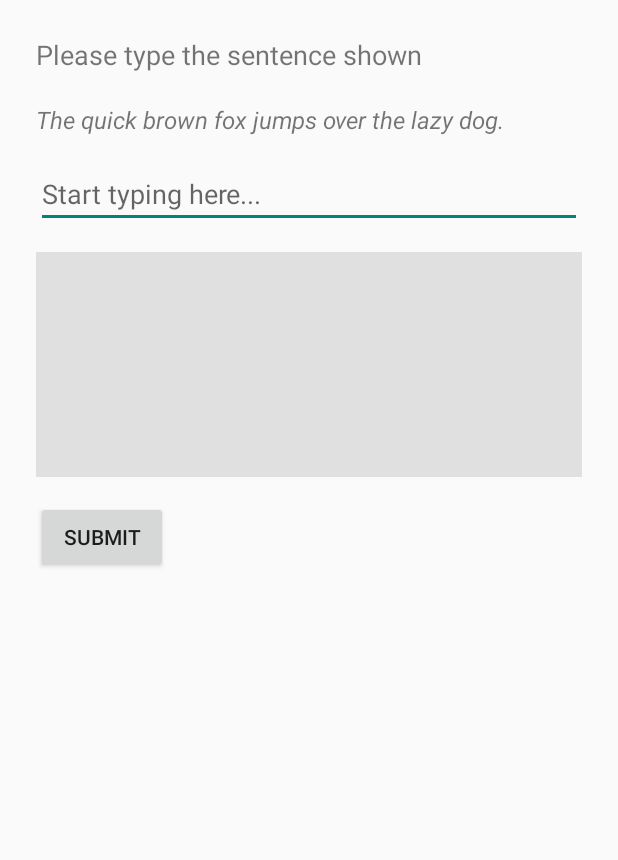
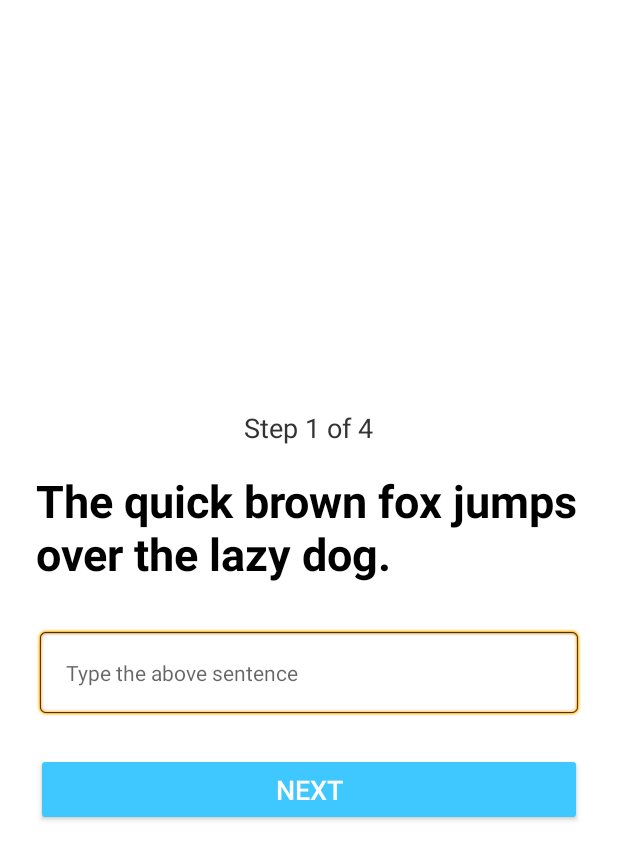
Before and after one commit to ananyadhagat/Suraksha, an Android app: the screen it shows after launch (TrainingSessionActivity), on a phone screen of 412 x 824 dp. Shown: the top 860 px of the screen. Run offline under Robolectric (Android 15) with nearby library versions, the phone set to English and light mode, and no system bars; our stand-ins replace Volley.

Commit message:
🚀 Training session logic updated + MongoDB Atlas integrated in backend

```diff
--- a/app/build.gradle.kts
+++ b/app/build.gradle.kts
@@ -60,6 +60,9 @@ dependencies {
     implementation("com.google.android.material:material:1.10.0")
     implementation("androidx.constraintlayout:constraintlayout:2.1.4")
 
+    implementation("com.android.volley:volley:1.2.1")
+
+
     // ✅ Testing
     testImplementation(libs.junit)
     androidTestImplementation(libs.androidx.junit)
@@ -69,4 +72,5 @@ dependencies {
 
     debugImplementation(libs.androidx.ui.tooling)
     debugImplementation(libs.androidx.ui.test.manifest)
+
 }
--- a/app/src/main/java/com/example/surakshak2/TrainingSessionActivity.java
+++ b/app/src/main/java/com/example/surakshak2/TrainingSessionActivity.java
@@ -1,199 +1,122 @@
 package com.example.surakshak2;
 
 import android.app.Activity;
-import android.hardware.Sensor;
-import android.hardware.SensorEvent;
-import android.hardware.SensorEventListener;
-import android.hardware.SensorManager;
 import android.os.Bundle;
-import android.util.Log;
-import android.view.GestureDetector;
-import android.view.MotionEvent;
 import android.view.View;
+import android.widget.Button;
 import android.widget.EditText;
-import android.widget.Button;
+import android.widget.TextView;
 import android.widget.Toast;
 
+import androidx.annotation.Nullable;
+
+import org.json.JSONArray;
+import org.json.JSONException;
 import org.json.JSONObject;
 
-import java.io.OutputStream;
-import java.net.HttpURLConnection;
-import java.net.URL;
 import java.util.ArrayList;
+import java.util.List;
+import java.util.Random;
 
-public class TrainingSessionActivity extends Activity implements SensorEventListener {
+import com.android.volley.Request;
+import com.android.volley.RequestQueue;
+import com.android.volley.toolbox.JsonObjectRequest;
+import com.android.volley.toolbox.Volley;
 
-    EditText etTypingArea;
-    View gestureZone;
-    Button btnSubmit;
+public class TrainingSessionActivity extends Activity {
 
-    long sessionStartTime;
-    long lastKeyTime;
-    long keyPressTime;
-    int totalChars = 0;
-    int backspaceCount = 0;
+    String[] trainingSentences = {
+            "The quick brown fox jumps over the lazy dog.",
+            "Security is more about behavior than passwords.",
+            "My typing speed is unique like a fingerprint.",
+            "I bank safely from my mobile every day."
+    };
 
-    ArrayList<Long> dwellTimes = new ArrayList<>();
-    ArrayList<Long> flightTimes = new ArrayList<>();
+    int currentStep = 0;
+    List<JSONObject> trainingDataList = new ArrayList<>();
 
-    float totalTapPressure = 0;
-    int tapCount = 0;
-    float pitch = 0f;
-    String swipeDirection = "None";
-
-    GestureDetector gestureDetector;
-    SensorManager sensorManager;
-    Sensor rotationSensor;
+    TextView sentenceView, stepView;
+    EditText inputField;
+    Button nextBtn;
 
     @Override
-    protected void onCreate(Bundle savedInstanceState) {
+    protected void onCreate(@Nullable Bundle savedInstanceState) {
         super.onCreate(savedInstanceState);
         setContentView(R.layout.activity_training_session);
 
-        etTypingArea = findViewById(R.id.etTypingArea);
-        gestureZone = findViewById(R.id.gestureZone);
-        btnSubmit = findViewById(R.id.btnSubmitTraining);
-        sessionStartTime = System.currentTimeMillis();
+        sentenceView = findViewById(R.id.sentence_to_type);
+        inputField = findViewById(R.id.user_input);
+        nextBtn = findViewById(R.id.next_button);
+        stepView = findViewById(R.id.session_progress);
 
-        // ✅ Initialize lists
-        dwellTimes = new ArrayList<>();
-        flightTimes = new ArrayList<>();
+        updateScreen();
 
-        etTypingArea.setOnKeyListener((v, keyCode, event) -> {
-            if (event.getAction() == MotionEvent.ACTION_DOWN) {
-                keyPressTime = System.currentTimeMillis();
-                if (keyCode == 67) backspaceCount++;
-            }
-            if (event.getAction() == MotionEvent.ACTION_UP) {
-                long releaseTime = System.currentTimeMillis();
-                long dwell = releaseTime - keyPressTime;
-                dwellTimes.add(dwell);
+        nextBtn.setOnClickListener(new View.OnClickListener() {
+            @Override
+            public void onClick(View v) {
 
-                if (lastKeyTime != 0) {
-                    long flight = keyPressTime - lastKeyTime;
-                    flightTimes.add(flight);
+                if (currentStep >= trainingSentences.length) return;  // 🔒 prevent crash
+
+                String typed = inputField.getText().toString().trim();
+                String expected = trainingSentences[currentStep];
+
+                if (!typed.equals(expected)) {
+                    Toast.makeText(TrainingSessionActivity.this, "Typed sentence doesn't match!", Toast.LENGTH_SHORT).show();
+                    return;
                 }
 
-                lastKeyTime = releaseTime;
-                totalChars++;
-            }
-            return false;
-        });
+                JSONObject session = new JSONObject();
+                try {
+                    session.put("sentence", expected);
+                    session.put("typed_text", typed);
+                    session.put("avg_typing_speed", 145); // Placeholder, replace with actual
+                    session.put("swipe_length", 310); // Placeholder
+                    session.put("gyro_pattern", 1); // Placeholder
+                    session.put("accel_variance", 0.3); // Placeholder
+                    trainingDataList.add(session);
+                } catch (JSONException e) {
+                    e.printStackTrace();
+                }
 
+                currentStep++;
 
-
-
-    gestureDetector = new GestureDetector(this, new GestureDetector.SimpleOnGestureListener() {
-            @Override
-            public boolean onFling(MotionEvent e1, MotionEvent e2, float velocityX, float velocityY) {
-                float diffX = e2.getX() - e1.getX();
-                float diffY = e2.getY() - e1.getY();
-                swipeDirection = (Math.abs(diffX) > Math.abs(diffY)) ? (diffX > 0 ? "Right" : "Left") : (diffY > 0 ? "Down" : "Up");
-                return true;
+                if (currentStep < trainingSentences.length) {
+                    updateScreen();
+                } else {
+                    sendTrainingDataToBackend();
+                }
             }
         });
-
-        gestureZone.setOnTouchListener((v, event) -> {
-            tapCount++;
-            totalTapPressure += event.getPressure();
-            gestureDetector.onTouchEvent(event);
-            return true;
-        });
-
-        sensorManager = (SensorManager) getSystemService(SENSOR_SERVICE);
-        rotationSensor = sensorManager.getDefaultSensor(Sensor.TYPE_ROTATION_VECTOR);
-        sensorManager.registerListener(this, rotationSensor, SensorManager.SENSOR_DELAY_NORMAL);
-
-        btnSubmit.setOnClickListener(v -> finishTraining() );
-
-
-
     }
 
-    @Override
-    public void onSensorChanged(SensorEvent event) {
-        float[] rotationMatrix = new float[9];
-        SensorManager.getRotationMatrixFromVector(rotationMatrix, event.values);
-        float[] orientation = new float[3];
-        SensorManager.getOrientation(rotationMatrix, orientation);
-        pitch = (float) Math.toDegrees(orientation[1]);
+        void updateScreen() {
+        sentenceView.setText(trainingSentences[currentStep]);
+        inputField.setText("");
+        stepView.setText("Step " + (currentStep + 1) + " of " + trainingSentences.length);
     }
 
-    @Override
-    public void onAccuracyChanged(Sensor sensor, int accuracy) {}
+    void sendTrainingDataToBackend() {
+        JSONObject finalObject = new JSONObject();
+        JSONArray batch = new JSONArray(trainingDataList);
+        try {
+            finalObject.put("userID", "user_01");
+            finalObject.put("training_batch", batch);
+            finalObject.put("label", 1);
+        } catch (JSONException e) {
+            e.printStackTrace();
+        }
 
-    private void finishTraining() {
+        String url = "http://192.168.29.36:5000/upload-training-batch"; // 🔁 IP
 
-            long sessionTime = System.currentTimeMillis() - sessionStartTime;
+        JsonObjectRequest request = new JsonObjectRequest(Request.Method.POST, url, finalObject,
+                response -> {
+                    Toast.makeText(this, "✅ Training data sent!", Toast.LENGTH_SHORT).show();
+                },
+                error -> {
+                    Toast.makeText(this, "❌ Error: " + error.toString(), Toast.LENGTH_SHORT).show();
+                });
 
-            double avgDwell = dwellTimes.stream().mapToLong(i -> i).average().orElse(0);
-            double avgFlight = flightTimes.stream().mapToLong(i -> i).average().orElse(0);
-            double typingSpeed = sessionTime / (double) Math.max(totalChars, 1);
-            double avgPressure = (tapCount > 0) ? totalTapPressure / tapCount : 0;
-
-            try {
-                JSONObject behavior = new JSONObject();
-                behavior.put("typingSpeed", Double.isNaN(typingSpeed) ? 0 : typingSpeed);
-                behavior.put("dwellTime", Double.isNaN(avgDwell) ? 0 : avgDwell);
-                behavior.put("flightTime", Double.isNaN(avgFlight) ? 0 : avgFlight);
-                behavior.put("backspaceCount", backspaceCount);
-                behavior.put("tapPressure", Double.isNaN(avgPressure) ? 0 : avgPressure);
-                behavior.put("swipeDirection", swipeDirection != null ? swipeDirection : "None");
-                behavior.put("tiltAngle", Double.isNaN(pitch) ? 0 : pitch);
-                behavior.put("screenHoldTime", sessionTime / 1000);
-
-                // ✅ Show local confirmation
-                Toast.makeText(this, "Captured! Sending to backend...", Toast.LENGTH_SHORT).show();
-                Log.d("BEHAVIOR_JSON", behavior.toString());
-
-                new Thread(() -> {
-                    HttpURLConnection conn = null;
-                    try {
-                        URL url = new URL("http://192.168.29.36:5000/api/train-behavior"); // ✅ Your Flask IP
-                        conn = (HttpURLConnection) url.openConnection();
-                        conn.setRequestMethod("POST");
-                        conn.setRequestProperty("Content-Type", "application/json; utf-8");
-                        conn.setRequestProperty("Accept", "application/json");
-                        conn.setDoOutput(true);
-
-                        OutputStream os = conn.getOutputStream();
-                        byte[] input = behavior.toString().getBytes("utf-8");
-                        os.write(input, 0, input.length);
-                        os.flush();
-                        os.close();
-
-                        int responseCode = conn.getResponseCode();
-                        Log.d("FLASK_RESPONSE_CODE", String.valueOf(responseCode));
-
-                        if (responseCode == 200) {
-                            runOnUiThread(() ->
-                                    Toast.makeText(TrainingSessionActivity.this, "✅ Data sent to Flask!", Toast.LENGTH_SHORT).show()
-                            );
-                        } else {
-                            runOnUiThread(() ->
-                                    Toast.makeText(TrainingSessionActivity.this, "❌ Server Error: " + responseCode, Toast.LENGTH_LONG).show()
-                            );
-                            Log.e("SERVER_ERROR", "Response code: " + responseCode);
-                        }
-
-                    } catch (Exception e) {
-                        runOnUiThread(() ->
-                                Toast.makeText(TrainingSessionActivity.this, "❌ Error: " + e.getMessage(), Toast.LENGTH_LONG).show()
-                        );
-                        Log.e("NETWORK_ERROR", e.toString());
-
-                    } finally {
-                        if (conn != null) conn.disconnect();
-                    }
-                }).start();
-
-            } catch (Exception e) {
-                Toast.makeText(this, "❌ JSON error: " + e.getMessage(), Toast.LENGTH_SHORT).show();
-                Log.e("JSON_ERROR", e.toString());
-            }
-
-            // ✅ Stop sensors
-            sensorManager.unregisterListener(this);
-            finish();
-        }
+        RequestQueue queue = Volley.newRequestQueue(this);
+        queue.add(request);
     }
+}
--- a/app/src/main/res/layout/activity_training_session.xml
+++ b/app/src/main/res/layout/activity_training_session.xml
@@ -1,48 +1,51 @@
 <?xml version="1.0" encoding="utf-8"?>
 <LinearLayout xmlns:android="http://schemas.android.com/apk/res/android"
-    android:id="@+id/trainingLayout"
+    android:id="@+id/training_layout"
     android:layout_width="match_parent"
     android:layout_height="match_parent"
+    android:orientation="vertical"
     android:padding="24dp"
-    android:orientation="vertical">
+    android:gravity="center"
+    android:background="#ffffff">
 
     <TextView
-        android:id="@+id/trainingInstruction"
+        android:id="@+id/session_progress"
         android:layout_width="wrap_content"
         android:layout_height="wrap_content"
-        android:text="Please type the sentence shown"
+        android:text="Step 1 of 4"
         android:textSize="18sp"
-        android:layout_marginBottom="20dp" />
+        android:textColor="#333333"
+        android:layout_marginBottom="16dp" />
+
     <TextView
-        android:id="@+id/sampleSentence"
+        android:id="@+id/sentence_to_type"
+        android:layout_width="wrap_content"
+        android:layout_height="wrap_content"
+        android:text="Sentence goes here"
+        android:textSize="30sp"
+        android:textColor="#000000"
+        android:textStyle="bold"
+        android:layout_marginBottom="29dp" />
+
+    <EditText
+        android:id="@+id/user_input"
         android:layout_width="match_parent"
         android:layout_height="wrap_content"
-        android:text="The quick brown fox jumps over the lazy dog."
-        android:textSize="16sp"
-        android:textStyle="italic"
-        android:layout_marginBottom="16dp"/>
+        android:hint="Type the above sentence"
+        android:inputType="text"
+        android:background="@android:drawable/editbox_background"
+        android:padding="20dp"
+        android:textSize="14sp"
+        android:layout_marginBottom="24dp" />
 
-
-    <EditText
-        android:id="@+id/etTypingArea"
+    <Button
+        android:id="@+id/next_button"
         android:layout_width="match_parent"
         android:layout_height="wrap_content"
-        android:hint="Start typing here..."
-        android:minLines="3"
-        android:inputType="text" />
-
-    <View
-        android:id="@+id/gestureZone"
-        android:layout_width="match_parent"
-        android:layout_height="150dp"
-        android:layout_marginTop="16dp"
-        android:background="#E0E0E0" />
-
-    <Button
-        android:id="@+id/btnSubmitTraining"
-        android:layout_width="wrap_content"
-        android:layout_height="wrap_content"
-        android:text="Submit"
-        android:layout_marginTop="16dp" />
+        android:text="Next"
+        android:textSize="18sp"
+        android:backgroundTint="#3FC7FF"
+        android:textColor="#ffffff"
+        android:padding="12dp" />
 
 </LinearLayout>
--- a/gradle/libs.versions.toml
+++ b/gradle/libs.versions.toml
@@ -8,6 +8,7 @@ espressoCore = "3.6.1"
 lifecycleRuntimeKtx = "2.9.1"
 activityCompose = "1.10.1"
 composeBom = "2024.09.00"
+volley = "1.2.1"
 
 [libraries]
 androidx-core-ktx = { group = "androidx.core", name = "core-ktx", version.ref = "coreKtx" }
@@ -24,6 +25,7 @@ androidx-ui-tooling-preview = { group = "androidx.compose.ui", name = "ui-toolin
 androidx-ui-test-manifest = { group = "androidx.compose.ui", name = "ui-test-manifest" }
 androidx-ui-test-junit4 = { group = "androidx.compose.ui", name = "ui-test-junit4" }
 androidx-material3 = { group = "androidx.compose.material3", name = "material3" }
+volley = { group = "com.android.volley", name = "volley", version.ref = "volley" }
 
 [plugins]
 android-application = { id = "com.android.application", version.ref = "agp" }
```
Also changed, not shown: 1 other file.
